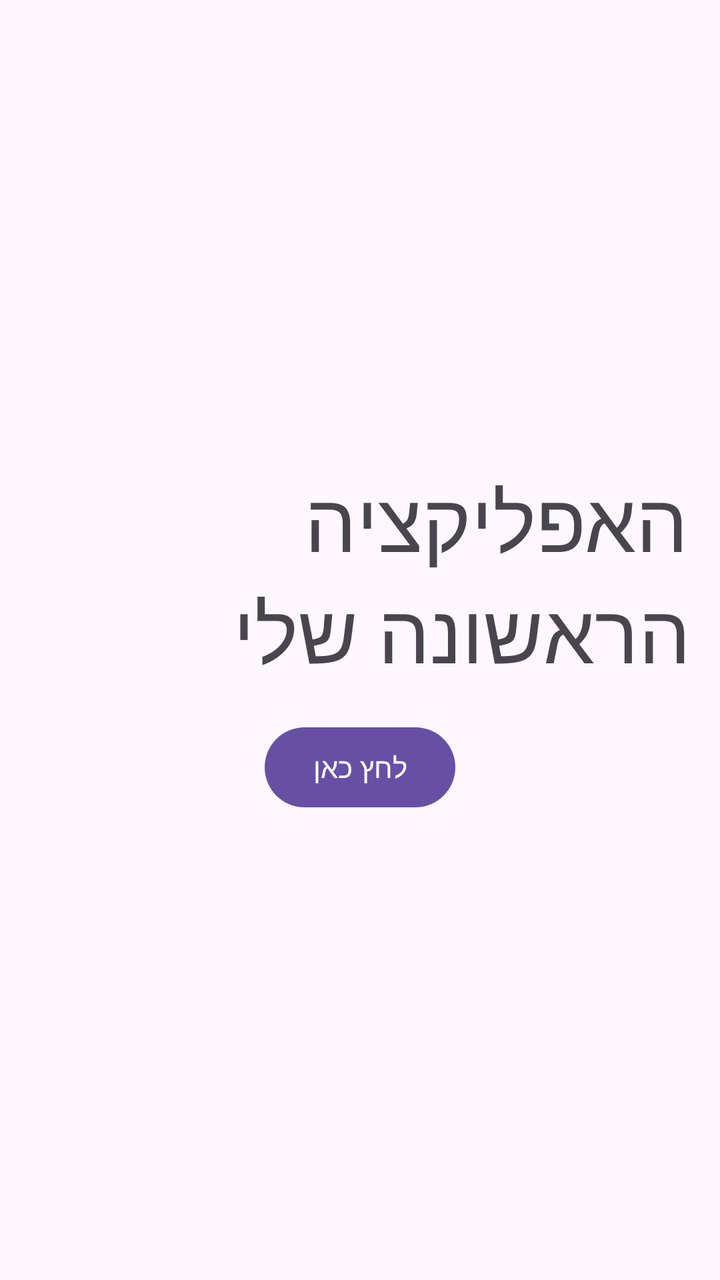
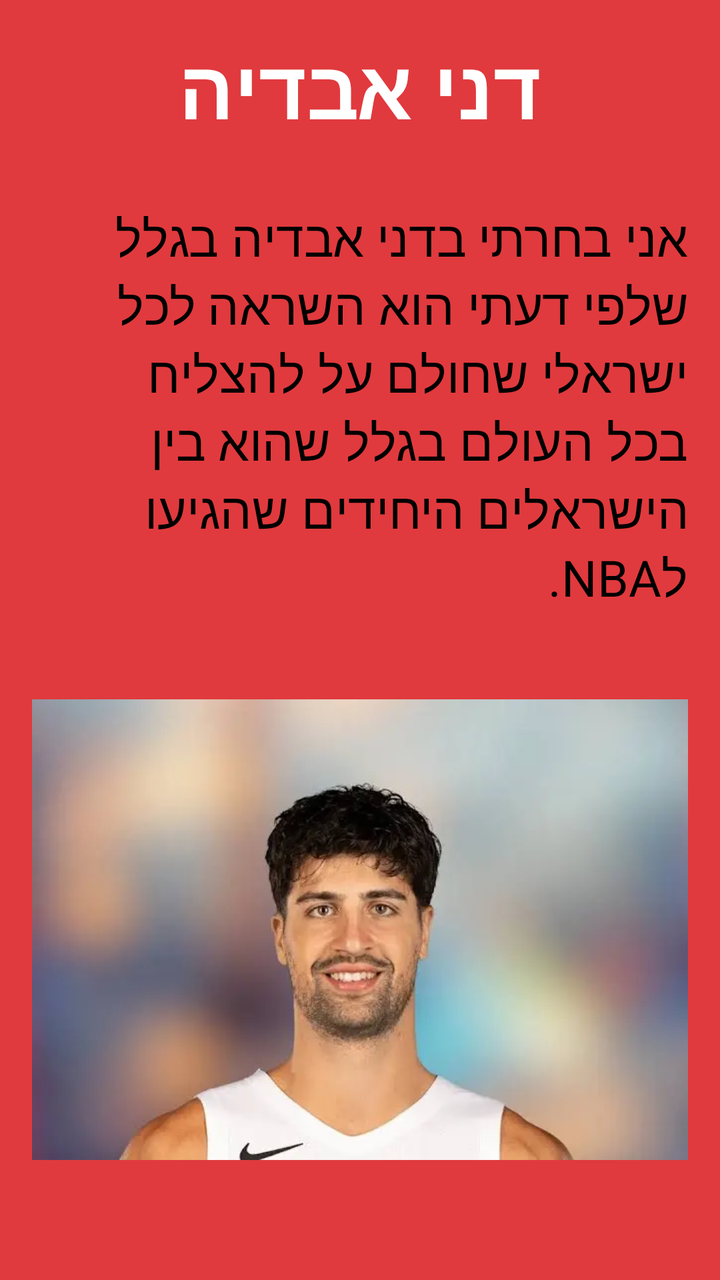

Screens rendered from an Android XML layout before and after an edit, with the pre-edit source and the edit as a unified diff.
<!-- AndroidManifest.xml: application theme Theme.DanielKashi -->
<!-- res/layout/activity_main.xml -->
<?xml version="1.0" encoding="utf-8"?>
<LinearLayout xmlns:android="http://schemas.android.com/apk/res/android"
    android:layout_width="match_parent"
    android:layout_height="match_parent"
    android:orientation="vertical"
    android:gravity="center"
    android:padding="16dp"
    android:id="@+id/main">

    <TextView
        android:id="@+id/tvTitle"
        android:layout_width="wrap_content"
        android:layout_height="wrap_content"
        android:text="@string/my_message"
        android:textSize="41sp"

        />

    <Button
        android:id="@+id/btn_click_me"
        android:layout_width="wrap_content"
        android:layout_height="wrap_content"
        android:layout_marginTop="16dp"
        android:text="@string/click_here" />
</LinearLayout>
<!-- resources referenced by this layout -->
<resources>
  <string name="click_here">לחץ כאן</string>
  <string name="my_message">
      האפליקציה הראשונה שלי
  </string>
  <style name="Theme.DanielKashi" parent="Base.Theme.DanielKashi" />
  <style name="Base.Theme.DanielKashi" parent="Theme.Material3.DayNight.NoActionBar">
          
          
      </style>
</resources>

<!-- the commit's change to res/layout/activity_main.xml (unified diff, before → after) -->
@@ -3,23 +3,39 @@
     android:layout_width="match_parent"
     android:layout_height="match_parent"
     android:orientation="vertical"
-    android:gravity="center"
+    android:gravity="top|center_horizontal"
     android:padding="16dp"
-    android:id="@+id/main">
+    android:id="@+id/main"
+    android:background="#E03A3E">
+
 
     <TextView
+
         android:id="@+id/tvTitle"
         android:layout_width="wrap_content"
         android:layout_height="wrap_content"
+        android:textStyle="bold"
+        android:textColor="#FFFFFF"
         android:text="@string/my_message"
         android:textSize="41sp"
 
         />
 
-    <Button
-        android:id="@+id/btn_click_me"
+
+    <TextView
         android:layout_width="wrap_content"
         android:layout_height="wrap_content"
-        android:layout_marginTop="16dp"
-        android:text="@string/click_here" />
+        android:layout_marginTop="30dp"
+        android:text="@string/reason"
+        android:textSize="25sp"
+        android:textColor="#000000"/>
+
+
+    <ImageView
+
+        android:layout_width="wrap_content"
+        android:layout_height="wrap_content"
+        android:src="@drawable/deni" />
+
+
 </LinearLayout>
<!-- resource entries referenced after the edit -->
@@ -1,9 +1,10 @@
 <!-- resources referenced by this layout -->
 <resources>
-  <string name="click_here">לחץ כאן</string>
+  <!-- drawable deni: webp bitmap (drawable, 12104 bytes) -->
   <string name="my_message">
-      האפליקציה הראשונה שלי
-  </string>
+  דני אבדיה
+      </string>
+  <string name="reason">אני בחרתי בדני אבדיה בגלל שלפי דעתי הוא השראה לכל ישראלי שחולם על להצליח בכל העולם בגלל שהוא בין הישראלים היחידים שהגיעו לNBA.</string>
   <style name="Theme.DanielKashi" parent="Base.Theme.DanielKashi" />
   <style name="Base.Theme.DanielKashi" parent="Theme.Material3.DayNight.NoActionBar">
           
